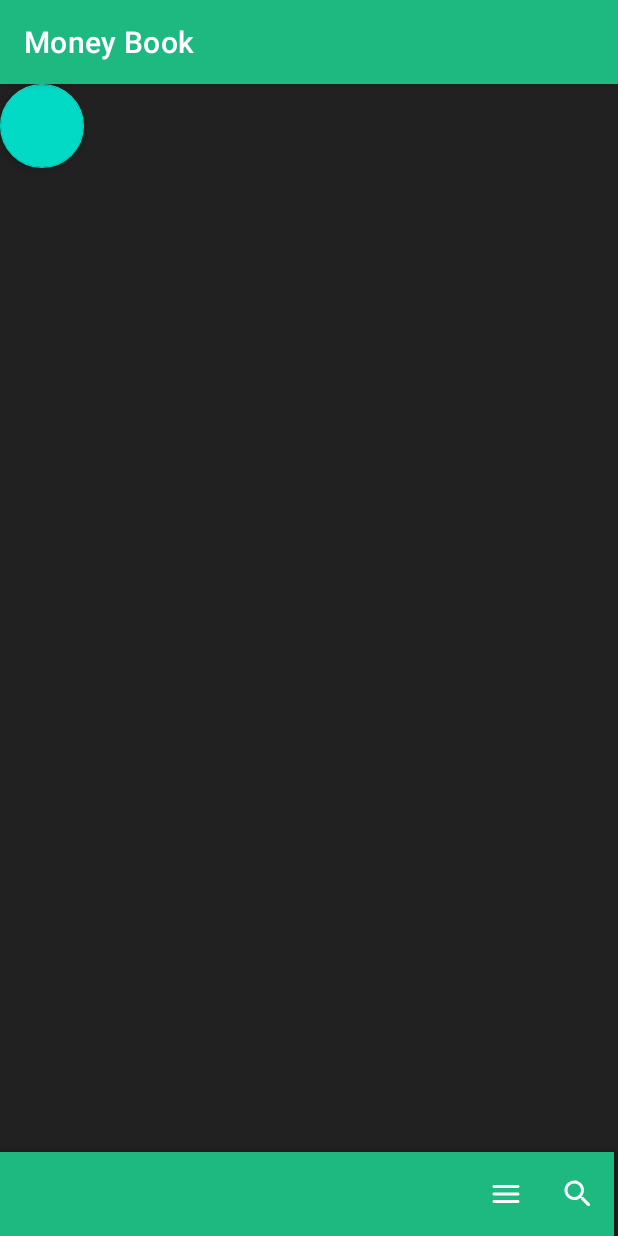
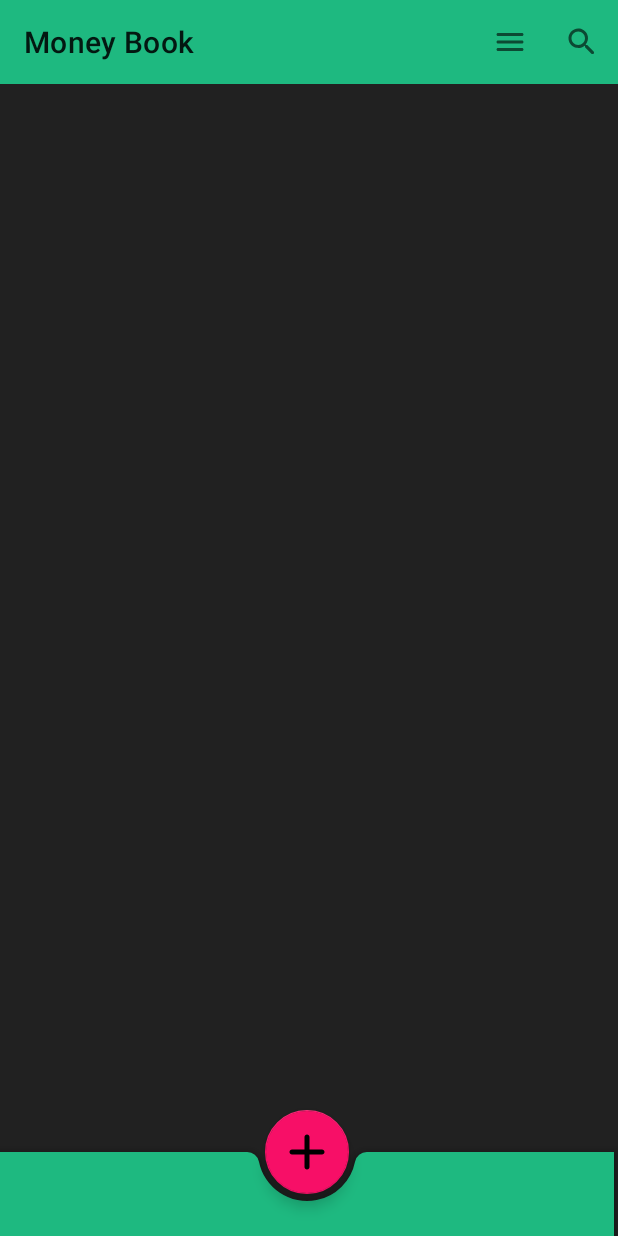
Before and after one commit to Al394/Money_Book, an Android app: the screen it shows after launch (MainActivity), on a phone screen of 412 x 824 dp. Run offline under Robolectric (Android 15) with nearby library versions, the phone set to English and light mode, and no system bars.

Commit message:
elementi della recycleview

```diff
--- a/app/build.gradle
+++ b/app/build.gradle
@@ -6,7 +6,7 @@ apply plugin: 'kotlin-android-extensions'
 
 android {
     compileSdkVersion 29
-    buildToolsVersion '29.0.2'
+    buildToolsVersion '29.0.3'
     defaultConfig {
         applicationId "com.example.moneybook"
         minSdkVersion 29
--- a/app/src/main/AndroidManifest.xml
+++ b/app/src/main/AndroidManifest.xml
@@ -8,7 +8,7 @@
         android:label="@string/app_name"
         android:roundIcon="@mipmap/ic_launcher_round"
         android:supportsRtl="true"
-        android:theme="@style/AppTheme">
+        android:theme="@style/Theme.MaterialComponents.NoActionBar">
         <activity android:name=".MainActivity">
             <intent-filter>
                 <action android:name="android.intent.action.MAIN" />
--- a/app/src/main/java/com/example/moneybook/MainActivity.kt
+++ b/app/src/main/java/com/example/moneybook/MainActivity.kt
@@ -1,9 +1,11 @@
 package com.example.moneybook
 
+import android.os.Bundle
 import androidx.appcompat.app.AppCompatActivity
-import android.os.Bundle
+
 
 class MainActivity : AppCompatActivity() {
+
 
     override fun onCreate(savedInstanceState: Bundle?) {
         super.onCreate(savedInstanceState)
--- a/app/src/main/res/drawable/add_round.xml
+++ b/app/src/main/res/drawable/add_round.xml
@@ -3,7 +3,9 @@
     android:height="24dp"
     android:viewportWidth="24"
     android:viewportHeight="24"
-    android:tint="?attr/colorControlNormal">
+    android:tint="?attr/colorControlNormal"
+    >
+
   <path
       android:fillColor="@android:color/white"
       android:pathData="M18,13h-5v5c0,0.55 -0.45,1 -1,1s-1,-0.45 -1,-1v-5H6c-0.55,0 -1,-0.45 -1,-1s0.45,-1 1,-1h5V6c0,-0.55 0.45,-1 1,-1s1,0.45 1,1v5h5c0.55,0 1,0.45 1,1s-0.45,1 -1,1z"/>
--- a/app/src/main/res/layout/activity_main.xml
+++ b/app/src/main/res/layout/activity_main.xml
@@ -5,12 +5,31 @@
     android:layout_width="match_parent"
     android:layout_height="match_parent"
     tools:context=".MainActivity"
-    android:background="@color/backgroud">
+    android:background="@color/colorBackgroundD">
+
+
+    <androidx.constraintlayout.widget.ConstraintLayout
+        android:layout_width="match_parent"
+        android:layout_height="match_parent">
+
+        <androidx.appcompat.widget.Toolbar
+            app:title="@string/app_name"
+            android:id="@+id/toolbar"
+            android:layout_width="match_parent"
+            android:layout_height="wrap_content"
+            android:background="?attr/colorPrimary"
+            android:minHeight="?attr/actionBarSize"
+            android:theme="@style/Theme.MaterialComponents.DayNight.NoActionBar"
+            android:backgroundTint="@color/colorPrimary"
+            app:menu="@menu/app_menu"
+            app:layout_constraintEnd_toEndOf="parent"
+            app:layout_constraintStart_toStartOf="parent"
+            app:layout_constraintTop_toTopOf="parent" />
+    </androidx.constraintlayout.widget.ConstraintLayout>
 
     <com.google.android.material.bottomappbar.BottomAppBar
         android:id="@+id/bottomAppBar2"
-        style="@style/Widget.MaterialComponents.BottomAppBar.Colored"
-        app:menu="@menu/app_menu"
+        app:backgroundTint="@color/colorPrimary"
         android:layout_width="409dp"
         android:layout_height="wrap_content"
         android:layout_gravity="bottom"
@@ -22,7 +41,13 @@
     <com.google.android.material.floatingactionbutton.FloatingActionButton
         android:layout_width="wrap_content"
         android:layout_height="wrap_content"
-
+        android:id="@+id/add"
+        android:src="@drawable/add_round"
+        app:backgroundTint="@color/colorAccent"
+        app:maxImageSize="40dp"
+        app:layout_anchor="@id/bottomAppBar2"
+        android:visibility="visible"
+        android:clickable="true"
         />
 
 </androidx.coordinatorlayout.widget.CoordinatorLayout>
--- /dev/null
+++ b/app/src/main/res/layout/item_element.xml
@@ -0,0 +1,5 @@
+<?xml version="1.0" encoding="utf-8"?>
+<androidx.cardview.widget.CardView xmlns:android="http://schemas.android.com/apk/res/android"
+    android:layout_width="match_parent" android:layout_height="match_parent">
+
+</androidx.cardview.widget.CardView>
--- a/app/src/main/res/values/colors.xml
+++ b/app/src/main/res/values/colors.xml
@@ -2,6 +2,6 @@
 <resources>
     <color name="colorPrimary">#1eb980</color>
     <color name="colorPrimaryDark">#00574B</color>
-    <color name="colorAccent">#56c8d8</color>
-    <color name="backgroud">#212121</color>
+    <color name="colorAccent">#F70F67</color>
+    <color name="colorBackgroundD">#212121</color>
 </resources>
--- a/app/src/main/res/values/strings.xml
+++ b/app/src/main/res/values/strings.xml
@@ -2,4 +2,5 @@
     <string name="app_name">Money Book</string>
     <string name="search">Search</string>
     <string name="menu">Menu</string>
+    <string name="barra">barra</string>
 </resources>
--- a/app/src/main/res/values/styles.xml
+++ b/app/src/main/res/values/styles.xml
@@ -1,9 +1,12 @@
 <resources>
 
+
     <!-- Base application theme. -->
-    <style name="AppTheme" parent="Theme.MaterialComponents.Light.DarkActionBar">
+    <style name="AppTheme" parent="Theme.AppCompat.DayNight.NoActionBar">
+
         <!-- Customize your theme here. -->
-        <item name="colorPrimary">@color/colorPrimary</item>
+        <item name="android:statusBarColor">@color/colorBackgroundD</item>
+        <item name="colorPrimary">@color/colorBackgroundD</item>
         <item name="colorPrimaryDark">@color/colorPrimaryDark</item>
         <item name="colorAccent">@color/colorAccent</item>
     </style>
```
Also changed, not shown: app/src/main/res/drawable/more_vert_round24.xml (added, +10 -0 lines).
